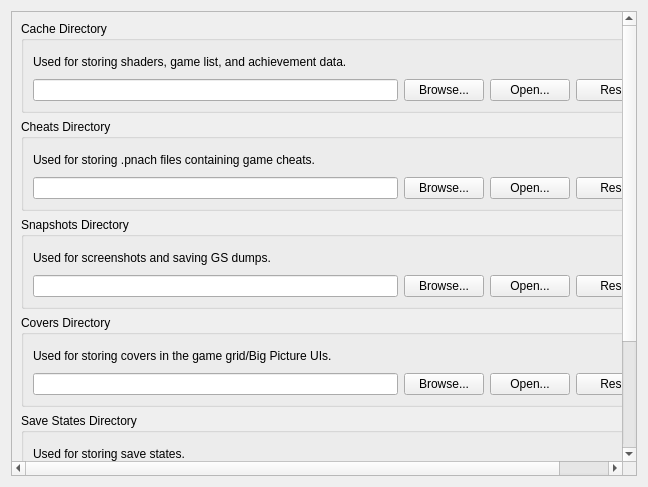
The window that pcsx2-qt/Settings/FolderSettingsWidget.ui (PCSX2/pcsx2) describes before a commit, drawn with Qt 5.
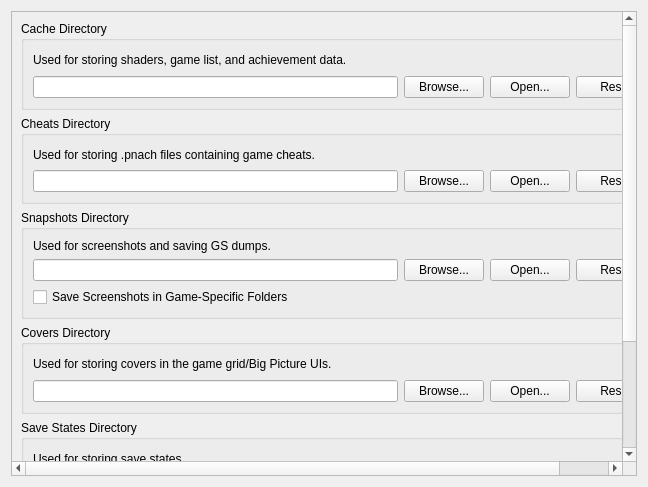
The same window after the commit.

Commit message: Qt: Implement option for organizing screenshots in folders by game name

```diff
--- a/pcsx2-qt/Settings/FolderSettingsWidget.ui
+++ b/pcsx2-qt/Settings/FolderSettingsWidget.ui
@@ -180,6 +180,13 @@
             </property>
            </widget>
           </item>
+      <item row="2" column="0" colspan="4">
+       <widget class="QCheckBox" name="organizeScreenshotsByGame">
+        <property name="text">
+         <string>Save Screenshots in Game-Specific Folders</string>
+        </property>
+       </widget>
+      </item>
          </layout>
         </widget>
        </item>
```
Lines whose indentation alone changed are shown as unchanged. The commit also changes 6 other files.
